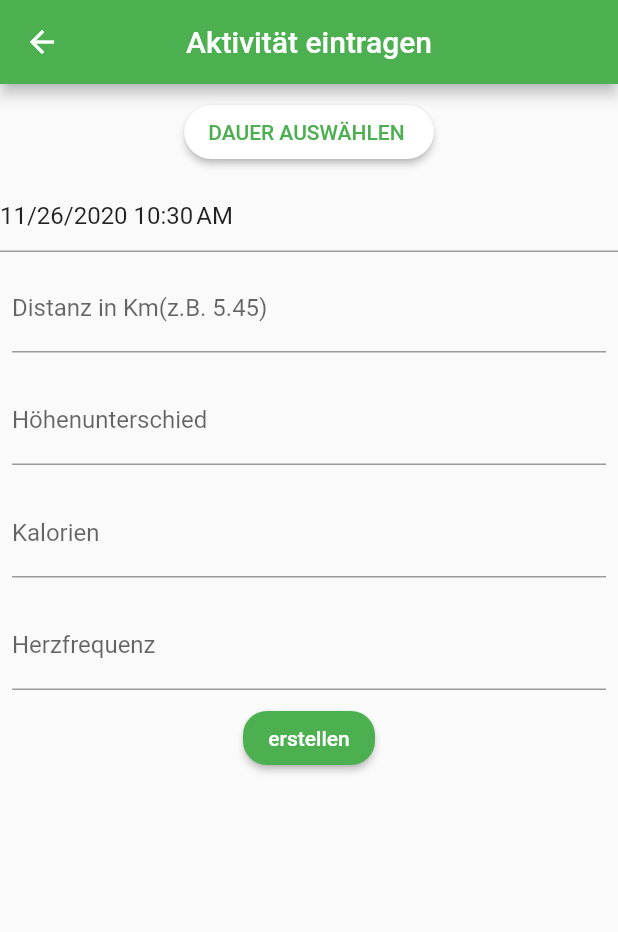
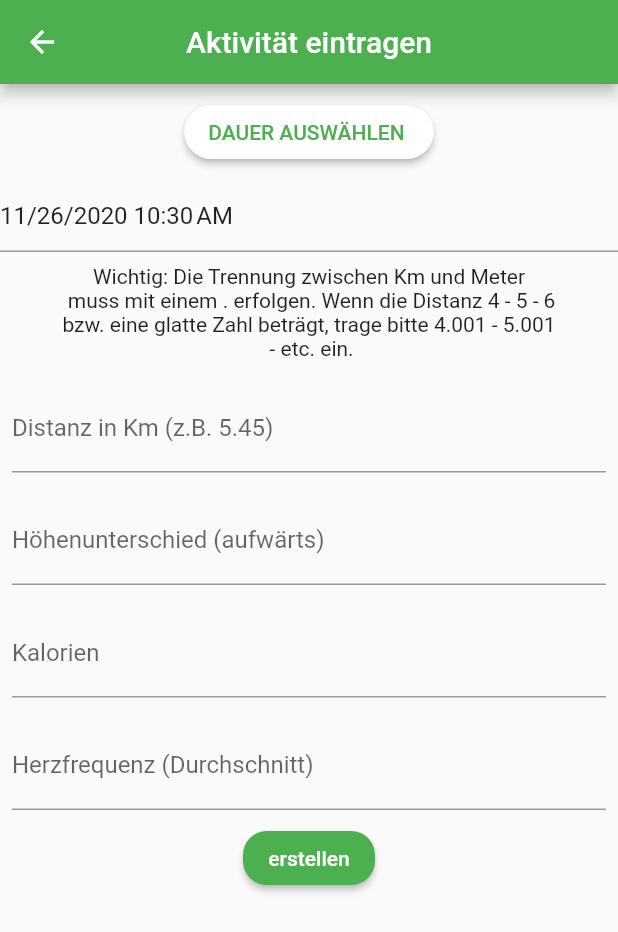
Before and after one commit to daniyalsajid/UBT, a Flutter app: the UserEntry screen opened directly, on a phone screen of 412 x 824 dp. Shown: the top 932 px of the screen. Run offline on Flutter 3.47's test engine with Material 2 defaults, Android fonts, the phone set to English and light mode, and no system bars; drawn by our look-alikes of date_field; our stand-ins replace charts_flutter, firebase_auth, firebase_core, firebase_database, fluttertoast; missing offline and left inert: firebase_auth_web, firebase_core_web, flutter_picker, owesome_validator; accounts and stored records are empty.

Commit message:
popups and userenrty shorten

```diff
--- a/lib/screens/progress_screens/user_data.dart
+++ b/lib/screens/progress_screens/user_data.dart
@@ -272,7 +272,7 @@ class UserdataState extends State<Userdata> {
                     height: 1.5, fontWeight: FontWeight.w400, fontSize: 18),
               ),
               Text(
-                "Hast du kein konkretes Ziel eine \n bestimmte Zeit laufen zu wollen,\n aber eine Idee über eine persönliche\n virtuelle Marke (Distanz / Zeit),\n die Du ab und an herausfordern willst?",
+                "Hast du kein konkretes Ziel eine \n bestimmte Zeit laufen zu \nwollen aber eine Idee über\n eine persönliche virtuelle\n Marke (Distanz / Zeit),\ndie Du ab und \nan herausfordern willst?",
                 textAlign: TextAlign.center,
                 overflow: TextOverflow.ellipsis,
                 style: TextStyle(
@@ -363,7 +363,7 @@ class UserdataState extends State<Userdata> {
             // ),
             children: [
               Text(
-                'Mit deinem Zielwert kannst \nDu überprüfen, wie Du dich \n bezüglich einer gewünschten Leistung\n oder virtuellen Marke entwickelst\n und Du kannst dich für einzelne\n Aktivitäten herausfordern diese Marke\n zu erreichen.',
+                'Mit deinem Zielwert kannst \nDu überprüfen, wie Du dich \n bezüglich einer gewünschten\n Leistung oder virtuellen Marke\n entwickelst und Du kannst\n dich für einzelne\n Aktivitäten herausfordern\n diese Marke\n zu erreichen.',
                 textAlign: TextAlign.center,
                 overflow: TextOverflow.ellipsis,
                 style: TextStyle(
@@ -388,7 +388,7 @@ class UserdataState extends State<Userdata> {
             // ),
             children: [
               Text(
-                'Der Score ermöglicht es dir\nAktivitäten mit unterschiedlichen\n Distanzen und Geschwindigkeiten\n zu vergleichen\ und\n deine Entwicklung zu \nverfolgen. Oft ist es dir \nvielleicht gar nicht bewusst,\n welche Auswirkungen das regelmäßige\n Laufen gehen auf deinen Körper\n hat und welche großartigen Scores Du\n bereits erzielt hast.\n Ziel es nicht, in jeder Aktivität einen\n besseren Score zu erzielen.',
+                'Der Score ermöglicht es dir\nAktivitäten mit unterschiedlichen\n Distanzen und Geschwindigkeiten\n zu vergleichen\ und\n deine Entwicklung zu \nverfolgen. Oft ist es dir \nvielleicht gar nicht bewusst,\n welche Auswirkungen\n das regelmäßige Laufen \ngehen auf deinen Körper\n hat und welche großartigen\n Scores Du bereits erzielt hast.\n Ziel es nicht, in jeder\n Aktivität einen besseren Score\n zu erzielen.',
                 textAlign: TextAlign.center,
                 overflow: TextOverflow.ellipsis,
                 style: TextStyle(
@@ -397,7 +397,7 @@ class UserdataState extends State<Userdata> {
                     fontSize: 18),
               ),
               Text(
-                'Ganz wie im Spitzensport auch\n kannst Du nicht in jedem Training\n einen neuen Weltrekord aufstellen.\n Aber gelegentliche\n individuelle Spitzenleistungen\n (hohe Scores) zeigen dir,\n dass sich dein Körper mit\n dir entwickelt\n und langfristig zahlen sich\n deine Anstrengungen aus.',
+                'Ganz wie im Spitzensport auch\n kannst Du nicht in jedem Training\n einen neuen Weltrekord\n aufstellen.Aber gelegentliche\n individuelle Spitzenleistungen\n (hohe Scores) zeigen dir,\n dass sich dein Körper mit\n dir entwickelt\n und langfristig zahlen sich\n deine Anstrengungen aus.',
                 textAlign: TextAlign.center,
                 overflow: TextOverflow.ellipsis,
                 style: TextStyle(
@@ -661,7 +661,7 @@ class UserdataState extends State<Userdata> {
                                 ),
                                 Icon(
                                   Icons.access_time,
-                                  color: Colors.blue,
+                                  color: Colors.black,
                                   size: 36.0,
                                 ),
                               ],
@@ -688,6 +688,7 @@ class UserdataState extends State<Userdata> {
                                               : consumer.totaldistance
                                                       .toString() +
                                                   " Km",
+                                          textAlign: TextAlign.center,
                                           style: TextStyle(
                                             fontSize: 14.0,
                                             color: Colors.green,
@@ -715,6 +716,7 @@ class UserdataState extends State<Userdata> {
                                               ? "Zeit auswählen $totalminuites"
                                                   .toUpperCase()
                                               : consumer.totalHourWithMinutes,
+                                          textAlign: TextAlign.center,
                                           style: TextStyle(
                                             fontSize: 14.0,
                                             color: Colors.green,
--- a/lib/screens/progress_screens/user_entry.dart
+++ b/lib/screens/progress_screens/user_entry.dart
@@ -212,10 +212,21 @@ class UserEntryState extends State<UserEntry> {
             ),
             Padding(
               padding: EdgeInsets.all(8.0),
+              child: Text(
+                "Wichtig: Die Trennung zwischen Km und Meter\n muss mit einem . erfolgen. Wenn die Distanz 4 - 5 - 6 \nbzw. eine glatte Zahl beträgt, trage bitte 4.001 - 5.001\n - etc. ein.",
+                textAlign: TextAlign.center,
+                // style: TextStyle(
+
+                //     // fontWeight: FontWeight.bold,
+                //     fontSize: 18),
+              ),
+            ),
+            Padding(
+              padding: EdgeInsets.all(8.0),
               child: TextFormField(
                 keyboardType: TextInputType.number,
                 decoration: InputDecoration(
-                    labelText: 'Distanz in Km(z.B. 5.45)',
+                    labelText: 'Distanz in Km (z.B. 5.45)',
                     fillColor: Colors.white,
                     focusedBorder: OutlineInputBorder(
                         borderSide:
@@ -231,7 +242,7 @@ class UserEntryState extends State<UserEntry> {
               child: TextFormField(
                 keyboardType: TextInputType.number,
                 decoration: InputDecoration(
-                    labelText: 'Höhenunterschied',
+                    labelText: 'Höhenunterschied (aufwärts)',
                     fillColor: Colors.white,
                     focusedBorder: OutlineInputBorder(
                         borderSide:
@@ -265,7 +276,7 @@ class UserEntryState extends State<UserEntry> {
               child: TextFormField(
                 keyboardType: TextInputType.number,
                 decoration: InputDecoration(
-                    labelText: 'Herzfrequenz',
+                    labelText: 'Herzfrequenz (Durchschnitt)',
                     fillColor: Colors.white,
                     focusedBorder: OutlineInputBorder(
                         borderSide:
--- a/lib/screens/progress_screens/week_progress.dart
+++ b/lib/screens/progress_screens/week_progress.dart
@@ -122,7 +122,7 @@ class _WeekprogressState extends State<Weekprogress> {
                   width: 20,
                 ),
                 Text(
-                  userdata['Distance'].toString().substring(0, 1),
+                  userdata['Distance'].toString().substring(0, 3),
                   style: TextStyle(
                       color: Colors.green[900],
                       fontSize: 18,
```
Also changed, not shown: lib/screens/profile_screen/profile_screen.dart (+22 -7 lines), pubspec.lock.
